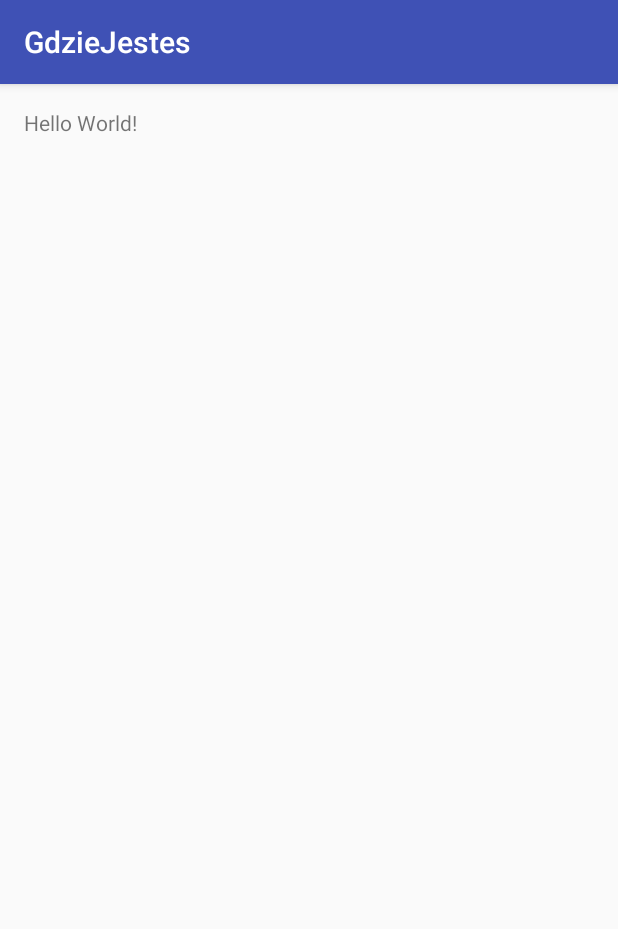
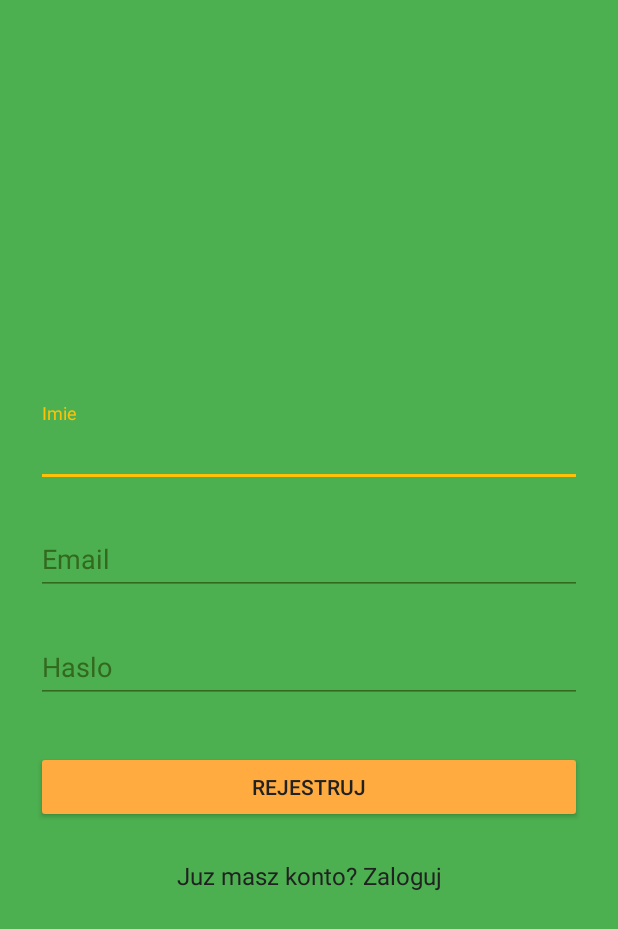
Before and after one commit to Faelivrinx/GdzieJestes, an Android app: the screen it shows after launch (MainActivity before the commit, RegisterActivity after it), on a phone screen of 412 x 824 dp. Shown: the top 929 px of the screen. Run offline under Robolectric (Android 15) with nearby library versions, the phone set to English and light mode, and no system bars.

Commit message:
Implement Login and Register UI

```diff
--- a/app/src/main/AndroidManifest.xml
+++ b/app/src/main/AndroidManifest.xml
@@ -8,7 +8,7 @@
         android:label="@string/app_name"
         android:supportsRtl="true"
         android:theme="@style/AppTheme">
-        <activity android:name=".common.MainActivity">
+        <activity android:name=".ui.activities.RegisterActivity" android:theme="@style/AppTheme.Login" android:screenOrientation="portrait">
             <intent-filter>
                 <action android:name="android.intent.action.MAIN" />
 
--- a/app/src/main/java/com/gdziejestes/common/MainActivity.java
+++ /dev/null
@@ -1,15 +0,0 @@
-package com.gdziejestes.common;
-
-import android.support.v7.app.AppCompatActivity;
-import android.os.Bundle;
-
-import com.gdziejestes.R;
-
-public class MainActivity extends AppCompatActivity {
-
-    @Override
-    protected void onCreate(Bundle savedInstanceState) {
-        super.onCreate(savedInstanceState);
-        setContentView(R.layout.activity_main);
-    }
-}
--- /dev/null
+++ b/app/src/main/java/com/gdziejestes/ui/Activities/BaseActivity.java
@@ -0,0 +1,19 @@
+package com.gdziejestes.ui.activities;
+
+import android.os.Bundle;
+import android.support.annotation.Nullable;
+import android.support.v7.app.AppCompatActivity;
+
+import com.gdziejestes.R;
+
+/**
+ * Created by Dominik on 2017-03-20.
+ */
+
+public abstract class BaseActivity extends AppCompatActivity {
+
+    @Override
+    protected void onCreate(@Nullable Bundle savedInstanceState) {
+        super.onCreate(savedInstanceState);
+    }
+}
--- /dev/null
+++ b/app/src/main/java/com/gdziejestes/ui/Activities/MainActivity.java
@@ -0,0 +1,5 @@
+package com.gdziejestes.ui.activities;
+
+public class MainActivity extends BaseAuthenticationActivity {
+
+}
--- a/app/src/main/java/com/gdziejestes/ui/mapfragment/MapFragment.java
+++ b/app/src/main/java/com/gdziejestes/ui/Fragments/mapfragment/MapFragment.java
@@ -1,4 +1,4 @@
-package com.gdziejestes.ui.mapfragment;
+package com.gdziejestes.ui.fragments.mapfragment;
 
 /**
  * Created by Dominik on 2017-03-16.
--- /dev/null
+++ b/app/src/main/java/com/gdziejestes/ui/activities/RegisterActivity.java
@@ -0,0 +1,19 @@
+package com.gdziejestes.ui.activities;
+
+import android.os.Bundle;
+import android.support.annotation.Nullable;
+
+import com.gdziejestes.R;
+
+/**
+ * Created by Dominik on 2017-03-20.
+ */
+
+public class RegisterActivity extends BaseActivity {
+
+    @Override
+    protected void onCreate(@Nullable Bundle savedInstanceState) {
+        super.onCreate(savedInstanceState);
+        setContentView(R.layout.activity_register);
+    }
+}
--- a/app/src/main/res/layout/activity_main.xml
+++ b/app/src/main/res/layout/activity_main.xml
@@ -8,7 +8,7 @@
     android:paddingLeft="@dimen/activity_horizontal_margin"
     android:paddingRight="@dimen/activity_horizontal_margin"
     android:paddingTop="@dimen/activity_vertical_margin"
-    tools:context="com.gdziejestes.common.MainActivity">
+    tools:context="com.gdziejestes.ui.activities.MainActivity">
 
     <TextView
         android:layout_width="wrap_content"
--- /dev/null
+++ b/app/src/main/res/layout/activity_register.xml
@@ -0,0 +1,78 @@
+<?xml version="1.0" encoding="utf-8"?>
+<ScrollView xmlns:android="http://schemas.android.com/apk/res/android"
+    android:layout_width="match_parent"
+    android:layout_height="match_parent"
+    android:fitsSystemWindows="true">
+
+    <LinearLayout
+        android:layout_width="match_parent"
+        android:layout_height="wrap_content"
+        android:layout_gravity="center"
+        android:orientation="vertical"
+        android:paddingLeft="24dp"
+        android:paddingRight="24dp"
+        android:paddingTop="56dp">
+
+        <android.support.design.widget.TextInputLayout
+            android:layout_width="match_parent"
+            android:layout_height="wrap_content"
+            android:layout_marginBottom="8dp"
+            android:layout_marginTop="8dp">
+
+        <EditText
+            android:id="@+id/activity_register_etName"
+            android:layout_width="match_parent"
+            android:layout_height="wrap_content"
+            android:hint="@string/name"
+            android:inputType="textEmailAddress" />
+
+        </android.support.design.widget.TextInputLayout>
+
+        <android.support.design.widget.TextInputLayout
+            android:layout_width="match_parent"
+            android:layout_height="wrap_content"
+            android:layout_marginBottom="8dp"
+            android:layout_marginTop="8dp">
+
+            <EditText
+                android:id="@+id/activity_register_etEmail"
+                android:layout_width="match_parent"
+                android:layout_height="wrap_content"
+                android:hint="@string/email"
+                android:inputType="textEmailAddress" />
+        </android.support.design.widget.TextInputLayout>
+
+        <android.support.design.widget.TextInputLayout
+            android:layout_width="match_parent"
+            android:layout_height="wrap_content"
+            android:layout_marginBottom="8dp"
+            android:layout_marginTop="8dp">
+            <EditText
+                android:id="@+id/activity_register_EtPassword"
+                android:layout_width="match_parent"
+                android:layout_height="wrap_content"
+                android:hint="@string/password"
+                android:inputType="textPassword" />
+        </android.support.design.widget.TextInputLayout>
+
+        <android.support.v7.widget.AppCompatButton
+            android:id="@+id/activity_register_btnRegister"
+            android:layout_width="match_parent"
+            android:layout_height="wrap_content"
+            android:layout_marginBottom="24dp"
+            android:layout_marginTop="24dp"
+            android:padding="12dp"
+            android:text="@string/register" />
+
+        <TextView
+            android:id="@+id/activity_register_tvLogin"
+            android:layout_width="match_parent"
+            android:layout_height="wrap_content"
+            android:layout_marginBottom="24dp"
+            android:clickable="true"
+            android:gravity="center"
+            android:text="@string/already_account"
+            android:textSize="16sp" />
+    </LinearLayout>
+
+</ScrollView>
--- a/app/src/main/res/values/colors.xml
+++ b/app/src/main/res/values/colors.xml
@@ -1,6 +1,17 @@
 <?xml version="1.0" encoding="utf-8"?>
 <resources>
-    <color name="colorPrimary">#3F51B5</color>
-    <color name="colorPrimaryDark">#303F9F</color>
-    <color name="colorAccent">#FF4081</color>
+    <color name="colorPrimary">#8BC34A</color>
+    <color name="colorPrimaryDark">#689F38</color>
+    <color name="colorAccent">#FFAB40</color>
+
+
+    <color name="primary">#4CAF50</color>
+    <color name="primary_dark">#388E3C</color>
+    <color name="primary_light">#C8E6C9</color>
+    <color name="accent">#FFC107</color>
+    <color name="primary_text">#212121</color>
+    <color name="secondary_text">#757575</color>
+    <color name="icons">#FFFFFF</color>
+    <color name="divider">#BDBDBD</color>
+    <color name="primary_darker">#33691E</color>
 </resources>
--- a/app/src/main/res/values/strings.xml
+++ b/app/src/main/res/values/strings.xml
@@ -1,3 +1,10 @@
 <resources>
     <string name="app_name">GdzieJestes</string>
+    <string name="create_one">Nie masz jeszcze konta? Stwórz je!</string>
+    <string name="password">Haslo</string>
+    <string name="email">Email</string>
+    <string name="login">Zaloguj</string>
+    <string name="already_account">Juz masz konto? Zaloguj</string>
+    <string name="register">Rejestruj</string>
+    <string name="name">Imie</string>
 </resources>
--- a/app/src/main/res/values/styles.xml
+++ b/app/src/main/res/values/styles.xml
@@ -3,9 +3,23 @@
     <!-- Base application theme. -->
     <style name="AppTheme" parent="Theme.AppCompat.Light.DarkActionBar">
         <!-- Customize your theme here. -->
-        <item name="colorPrimary">@color/colorPrimary</item>
-        <item name="colorPrimaryDark">@color/colorPrimaryDark</item>
-        <item name="colorAccent">@color/colorAccent</item>
+        <item name="colorPrimary">@color/primary</item>
+        <item name="colorPrimaryDark">@color/primary_dark</item>
+        <item name="colorAccent">@color/accent</item>
+    </style>
+
+    <style name="AppTheme.Login" parent="Theme.AppCompat.Light.NoActionBar">
+        <item name="android:windowBackground">@color/primary</item>
+
+        <item name="colorControlNormal">@color/primary_darker</item>
+        <item name="colorControlActivated">@color/accent</item>
+        <item name="colorControlHighlight">@color/accent</item>
+        <item name="android:textColorHint">@color/primary_darker</item>
+
+        <item name="colorButtonNormal">@color/colorAccent</item>
+        <item name="android:colorButtonNormal">@color/colorAccent</item>
+        <item name="android:editTextColor">@color/primary_text</item>
+        <item name="android:textColor">@color/primary_text</item>
     </style>
 
 </resources>
--- a/build.gradle
+++ b/build.gradle
@@ -6,6 +6,7 @@ buildscript {
     }
     dependencies {
         classpath 'com.android.tools.build:gradle:2.2.2'
+        classpath 'com.neenbedankt.gradle.plugins:android-apt:1.8'
 
         // NOTE: Do not place your application dependencies here; they belong
         // in the individual module build.gradle files
```
Also changed, not shown: app/build.gradle (+12 -1 lines), app/src/main/java/com/gdziejestes/common/Authorization.java (added, +8 -0 lines), app/src/main/java/com/gdziejestes/ui/Activities/BaseAuthenticationActivity.java (added, +8 -0 lines), app/src/main/java/com/gdziejestes/ui/Activities/LoginActivity.java (added, +19 -0 lines), app/src/main/res/layout/activity_login.xml (added, +64 -0 lines).
